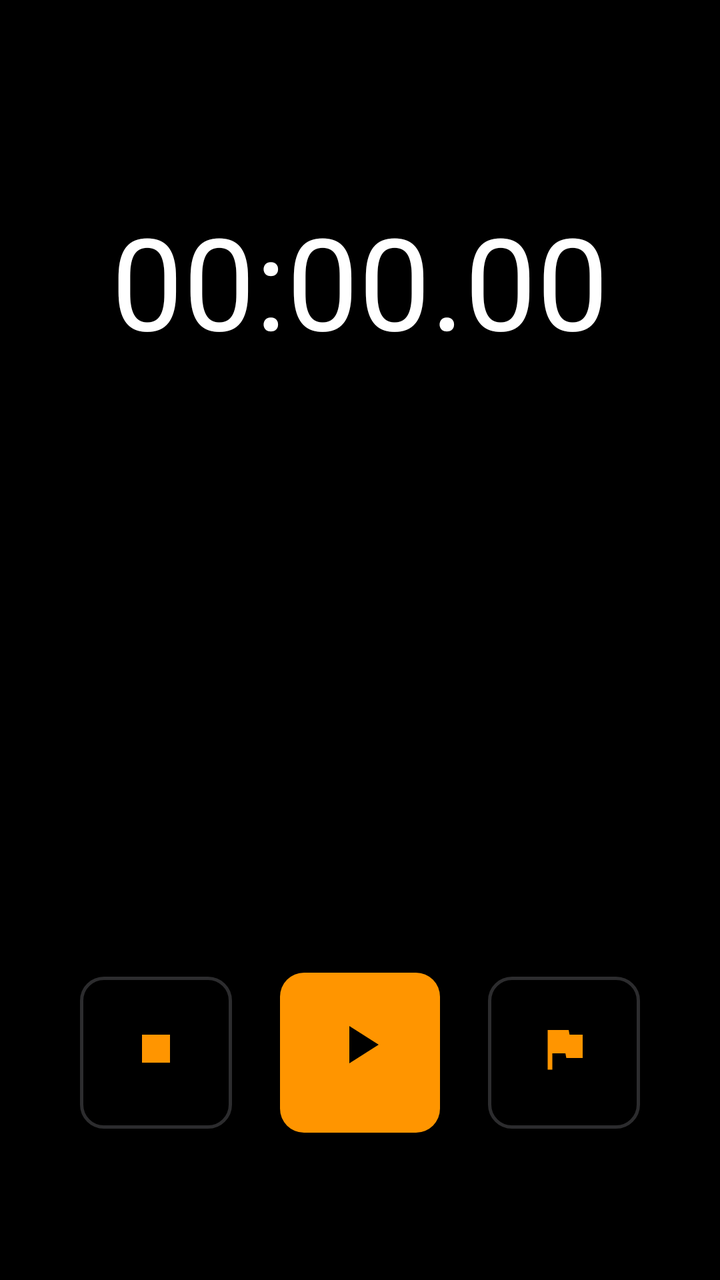
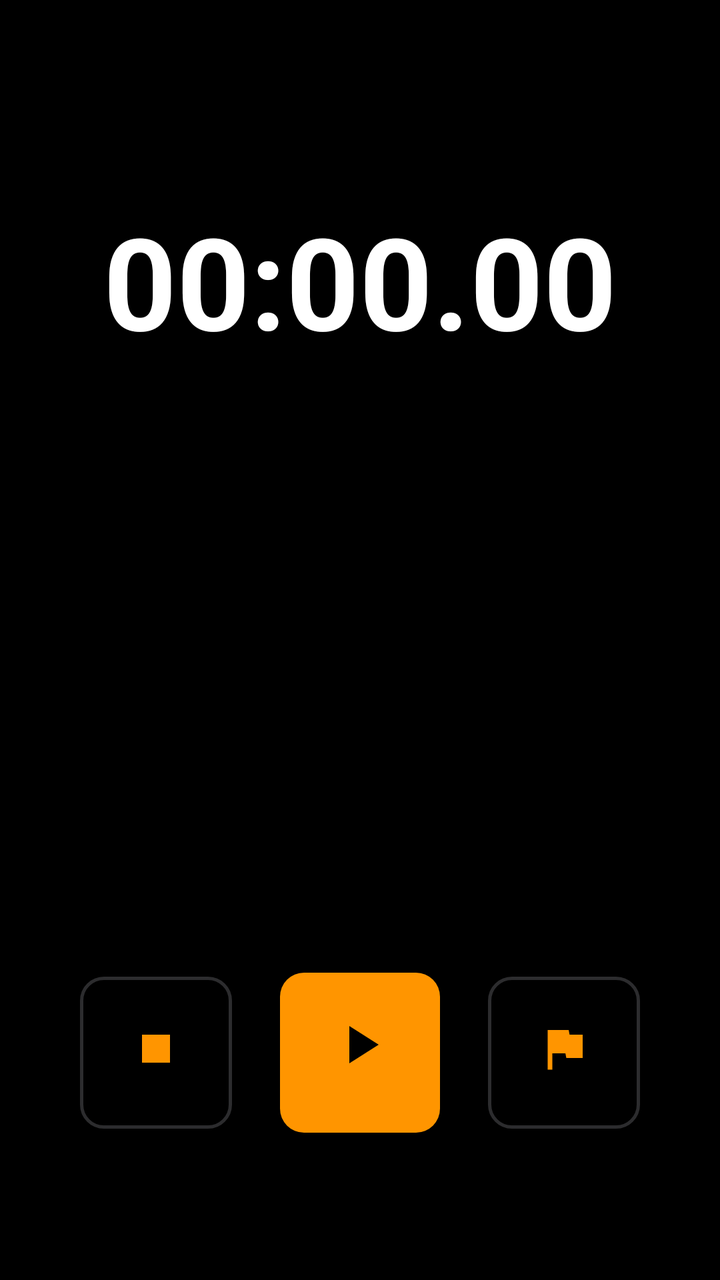

Before-and-after screenshots of an Android layout around one commit, followed by the original layout XML and the change that was made.
<!-- AndroidManifest.xml: application theme Theme.SleepAlarm -->
<!-- res/layout/fragment_stopwatch.xml -->
<?xml version="1.0" encoding="utf-8"?>
<LinearLayout xmlns:android="http://schemas.android.com/apk/res/android"
    xmlns:app="http://schemas.android.com/apk/res-auto"
    android:layout_width="match_parent"
    android:layout_height="match_parent"
    android:orientation="vertical"
    android:background="?attr/appBackground"
    android:gravity="center_horizontal"
    android:padding="24dp">

    <View android:layout_width="match_parent" android:layout_height="0dp" android:layout_weight="0.15" />

    
    <TextView
        android:id="@+id/tv_stopwatch_time"
        android:layout_width="wrap_content"
        android:layout_height="wrap_content"
        android:text="00:00.00"
        android:textSize="64sp"
        android:textColor="?attr/appTextPrimary"
        android:fontFamily="sans-serif-thin"
        android:textStyle="bold" />

    <View android:layout_width="match_parent" android:layout_height="0dp" android:layout_weight="0.15" />

    
    <ScrollView
        android:layout_width="match_parent"
        android:layout_height="0dp"
        android:layout_weight="0.4">

        <TextView
            android:id="@+id/tv_laps"
            android:layout_width="match_parent"
            android:layout_height="wrap_content"
            android:text=""
            android:textSize="16sp"
            android:textColor="?attr/appTextSecondary"
            android:fontFamily="monospace"
            android:gravity="center" />
    </ScrollView>

    
    <LinearLayout
        android:layout_width="match_parent"
        android:layout_height="wrap_content"
        android:orientation="horizontal"
        android:gravity="center"
        android:layout_marginTop="32dp">

        <com.google.android.material.button.MaterialButton
            android:id="@+id/btn_stopwatch_reset"
            style="@style/Widget.Material3.Button.OutlinedButton"
            android:layout_width="76dp"
            android:layout_height="76dp"
            android:insetLeft="0dp"
            android:insetTop="0dp"
            android:insetRight="0dp"
            android:insetBottom="0dp"
            android:padding="0dp"
            app:icon="@drawable/ic_stop_square"
            app:iconSize="28dp"
            app:iconGravity="textTop"
            app:cornerRadius="12dp"
            app:strokeColor="?attr/appDivider"
            app:strokeWidth="1.5dp"
            android:layout_marginEnd="24dp" />

        <com.google.android.material.button.MaterialButton
            android:id="@+id/btn_stopwatch_start"
            android:layout_width="80dp"
            android:layout_height="80dp"
            android:insetLeft="0dp"
            android:insetTop="0dp"
            android:insetRight="0dp"
            android:insetBottom="0dp"
            android:padding="0dp"
            app:icon="@drawable/ic_play_triangle"
            app:iconSize="32dp"
            app:iconGravity="textTop"
            app:cornerRadius="12dp"
            app:backgroundTint="?attr/appAccent"
            style="@style/Widget.Material3.Button"
            android:layout_marginEnd="24dp" />

        <com.google.android.material.button.MaterialButton
            android:id="@+id/btn_stopwatch_lap"
            style="@style/Widget.Material3.Button.OutlinedButton"
            android:layout_width="76dp"
            android:layout_height="76dp"
            android:insetLeft="0dp"
            android:insetTop="0dp"
            android:insetRight="0dp"
            android:insetBottom="0dp"
            android:padding="0dp"
            app:icon="@drawable/ic_lap_flag"
            app:iconSize="28dp"
            app:iconGravity="textTop"
            app:cornerRadius="12dp"
            app:strokeColor="?attr/appDivider"
            app:strokeWidth="1.5dp" />
    </LinearLayout>

    <View android:layout_width="match_parent" android:layout_height="0dp" android:layout_weight="0.1" />
</LinearLayout>
<!-- resources referenced by this layout -->
<resources>
  <!-- drawable ic_lap_flag (drawable) -->
  <vector xmlns:android="http://schemas.android.com/apk/res/android"
      android:width="24dp"
      android:height="24dp"
      android:viewportWidth="24"
      android:viewportHeight="24">
      <path
          android:fillColor="#FFFFFF"
          android:pathData="M14.4,6L14,4H5v17h2v-7h5.6l0.4,2h7V6z" />
  </vector>
  <!-- drawable ic_play_triangle (drawable) -->
  <vector xmlns:android="http://schemas.android.com/apk/res/android"
      android:width="24dp"
      android:height="24dp"
      android:viewportWidth="24"
      android:viewportHeight="24">
      <path
          android:fillColor="#FFFFFF"
          android:pathData="M8,5v14l11,-7z" />
  </vector>
  <!-- drawable ic_stop_square (drawable) -->
  <vector xmlns:android="http://schemas.android.com/apk/res/android"
      android:width="24dp"
      android:height="24dp"
      android:viewportWidth="24"
      android:viewportHeight="24">
      <path
          android:fillColor="#FF3B30"
          android:pathData="M6,6h12v12H6z" />
  </vector>
  <style name="Theme.SleepAlarm" parent="Theme.Material3.Dark.NoActionBar">
          <item name="colorPrimary">@color/primary</item>
          <item name="colorOnPrimary">@color/on_primary</item>
          <item name="colorPrimaryContainer">@color/surface_light</item>
          <item name="colorOnPrimaryContainer">@color/primary</item>
          <item name="colorSecondary">@color/secondary</item>
          <item name="android:colorBackground">@color/background</item>
          <item name="colorOnBackground">@color/on_background</item>
          <item name="colorSurface">@color/surface</item>
          <item name="colorOnSurface">@color/on_surface</item>
          <item name="android:statusBarColor">@color/background</item>
          <item name="android:navigationBarColor">@color/background</item>
          <item name="android:windowLightStatusBar">false</item>
  
          
          <item name="appBackground">@color/background</item>
          <item name="appSurface">@color/surface</item>
          <item name="appSurfaceLight">@color/surface_light</item>
          <item name="appAccent">@color/primary</item>
          <item name="appTextPrimary">@color/text_primary</item>
          <item name="appTextSecondary">@color/text_secondary</item>
          <item name="appDivider">@color/divider</item>
          <item name="appCardBg">@color/card_bg</item>
      </style>
  <color name="primary">#FF9500</color>
  <color name="on_primary">#000000</color>
  <color name="surface_light">#2C2C2E</color>
  <color name="secondary">#FF9500</color>
  <color name="background">#000000</color>
  <color name="on_background">#FFFFFF</color>
  <color name="surface">#1C1C1E</color>
  <color name="on_surface">#FFFFFF</color>
  <color name="text_primary">#FFFFFF</color>
  <color name="text_secondary">#8E8E93</color>
  <color name="divider">#2C2C2E</color>
  <color name="card_bg">#1C1C1E</color>
</resources>

<!-- the commit's change to res/layout/fragment_stopwatch.xml (unified diff, before → after) -->
@@ -18,7 +18,6 @@
         android:text="00:00.00"
         android:textSize="64sp"
         android:textColor="?attr/appTextPrimary"
-        android:fontFamily="sans-serif-thin"
         android:textStyle="bold" />
 
     <View android:layout_width="match_parent" android:layout_height="0dp" android:layout_weight="0.15" />
@@ -35,8 +34,6 @@
             android:layout_height="wrap_content"
             android:text=""
             android:textSize="16sp"
-            android:textColor="?attr/appTextSecondary"
-            android:fontFamily="monospace"
             android:gravity="center" />
     </ScrollView>
 
